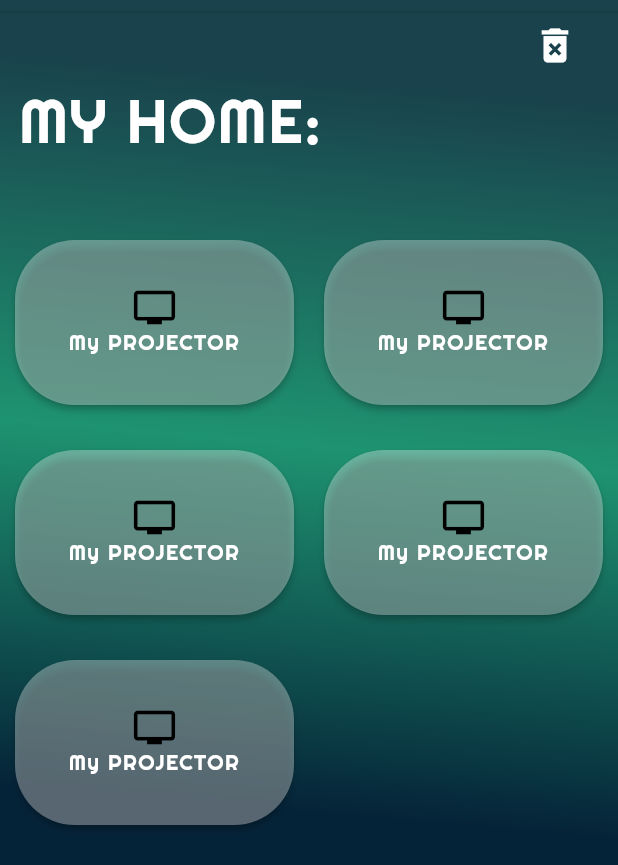
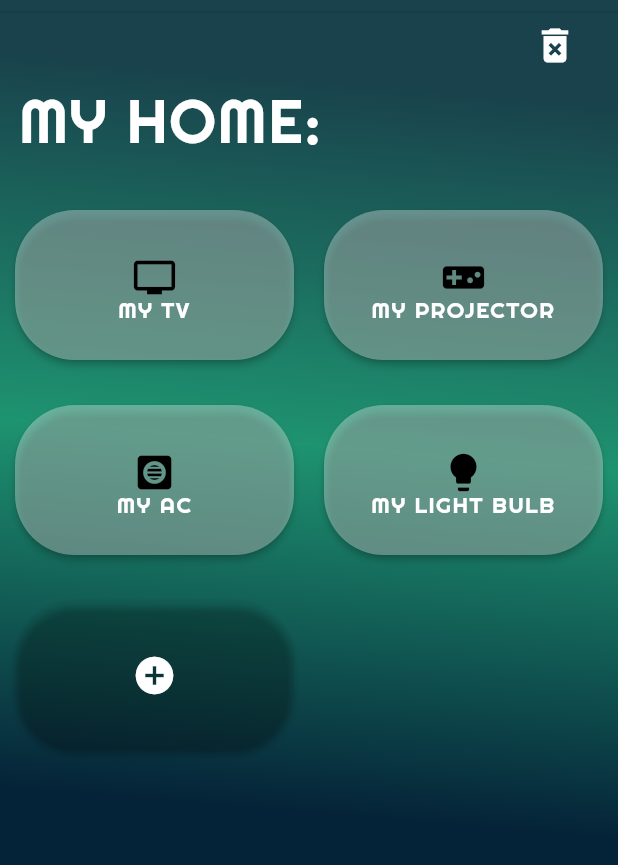
Before and after one commit to c3qiu/remote-overworked, a Flutter app: the screen it shows after launch, on a phone screen of 412 x 824 dp. Shown: the top 865 px of the screen. Run offline on Flutter 3.47's test engine with Material 2 defaults, Android fonts, the phone set to English and light mode, and no system bars; our stand-ins replace get.

Commit message:
file update

```diff
--- a/App/lib/page/home.dart
+++ b/App/lib/page/home.dart
@@ -2,10 +2,13 @@
 // import 'package:flutter/cupertino.dart';
 import 'package:flutter/material.dart';
 import 'package:get/get.dart';
-import 'package:flutter/services.dart';
+import 'dart:developer';
 import '../device/device.dart';
-import 'package:get/get.dart';
 import 'controller.dart';
+import 'add_device1.dart';
+
+int index = 0;
+int c = 0;
 
 class HomeView extends StatelessWidget {
   const HomeView({Key? key}) : super(key: key);
@@ -61,10 +64,11 @@ class HomeView extends StatelessWidget {
             // Device list
             Padding(
               // padding: EdgeInsets.all(10),
-              padding: EdgeInsets.symmetric(vertical: 160.0, horizontal: 10.0),
+              padding: const EdgeInsets.only(top: 140.0, bottom: 40.0, left: 10.0, right: 10.0),
               child: ListView(
                 children: <Widget>[
                   GridView.builder(
+                    primary: true,
                     physics: NeverScrollableScrollPhysics(),
                     shrinkWrap: true,
                     scrollDirection: Axis.vertical,
@@ -72,45 +76,13 @@ class HomeView extends StatelessWidget {
                       crossAxisCount: 2,
                       crossAxisSpacing: 20.0,
                       mainAxisSpacing: 30.0,
-                      mainAxisExtent: 110,
+                      mainAxisExtent: 100,
                       childAspectRatio: 3/4,
                     ),
-                    itemCount: 5,
+                    itemCount: _ItemCount() + 1,
                     itemBuilder: (context, index) {
-                      return ElevatedButton(
-                        onPressed: ()  => Get.to(Controller()),
-                        child: Column(
-                          children: <Widget> [
-                            Container(
-                              alignment: Alignment.center,
-                              height: 90.0,
-                              child:Icon(
-                                Icons.tv,
-                                color: Colors.black,
-                                size: 30.0,
-                              ),
-                            ),
-                            Text(
-                              'My PROJECTOR',
-                              style: TextStyle(
-                                height: -1.5,
-                                fontFamily: 'Righteous',
-                                fontSize: 14.0,
-                                fontWeight: FontWeight.normal,
-                                letterSpacing: 1.0,
-                                color: Color.fromRGBO(255, 255, 255, 1),
-                              ),
-                              textAlign: TextAlign.center,
-                            ),
-                          ],
-                        ),
-                        style: ElevatedButton.styleFrom(
-                          shape: RoundedRectangleBorder(
-                            borderRadius: BorderRadius.circular(40.0),
-                          ),
-                          primary: Color.fromRGBO(255, 255, 255, 0.33),
-                        ),
-                      );
+                      c++;
+                      return _ButtonBuilder();
                     },
                   ),
                 ],
@@ -122,6 +94,149 @@ class HomeView extends StatelessWidget {
       ),
     );
   }
+}
+
+List<String> type = ['TV','PROJECTOR','AC','LIGHT BULB'];
+String data = '';
+int count = 0;
+
+int _ItemCount(){
+  count = type.length;
+  return count;
+}
+
+String _Type(){
+  String t = '';
+  log('$type');
+  index = index % (count);
+  //log('$index');
+  if(type[index] == 'TV'){
+    t = 'TV';
+  }
+  else if(type[index] == 'AC'){
+    t = 'AC';
+  }
+  else if(type[index] == 'PROJECTOR'){
+    t = 'PROJECTOR';
+  }
+  else if(type[index] == 'LIGHT BULB'){
+    t = 'LIGHT BULB';
+  }
+  index = index + 1;
+  // data = t;
+  return t;
+}
+
+Icon _icon(){
+  if(data == 'TV'){
+    return Icon(
+      Icons.tv,
+      color: Colors.black,
+      size: 30.0,
+    );
+  }
+  else if(data == 'PROJECTOR'){
+    return Icon(
+      Icons.videogame_asset,
+      color: Colors.black,
+      size: 30.0,
+    );
+  }
+  else if(data == 'LIGHT BULB'){
+    return Icon(
+      Icons.lightbulb,
+      color: Colors.black,
+      size: 30.0,
+    );
+  }
+  else if(data == 'AC'){
+    return Icon(
+      Icons.hvac,
+      color: Colors.black,
+      size: 30.0,
+    );
+  }
+  else{
+    return Icon(
+      Icons.add,
+      color: Colors.black,
+      size: 30.0,
+    );
+  }
+
+}
+
+Container _container(){
+  return Container(
+    alignment: Alignment.center,
+    height: 90.0,
+    child:_icon(),
+  );
+}
+
+Text _textinfo(){
+  return Text(
+    'MY ' + data,
+    style: TextStyle(
+      height: -1.5,
+      fontFamily: 'Righteous',
+      fontSize: 15.0,
+      fontWeight: FontWeight.normal,
+      letterSpacing: 1.0,
+      color: Color.fromRGBO(255, 255, 255, 1),
+    ),
+    textAlign: TextAlign.center,
+  );
+}
+
+Column _DeviceListBuilder(){
+  data = _Type();
+  final children = <Widget>[];
+  children.add(_container());
+  children.add(_textinfo());
+  return Column(
+    children: children,
+  );
+}
+int n = 1;
+ElevatedButton _ButtonBuilder(){
+  log('c: $c');
+  if(c == n*(_ItemCount() + 1)){
+    log('Here c: $c');
+    n = n + 1;
+    return ElevatedButton(
+      onPressed: ()  => Get.to(Add_Device_1()),
+      child: Center(
+        child: Icon(
+          Icons.add_circle,
+          color: Colors.white,
+          size: 30.0,
+        ),
+        ),
+      style: ElevatedButton.styleFrom(
+        shape: RoundedRectangleBorder(
+          borderRadius: BorderRadius.circular(40.0),
+        ),
+        primary: Color.fromRGBO(255, 255, 255, 0.00),
+      ),
+    );
+  }
+  else{
+    return ElevatedButton(
+      onPressed: ()  => Get.to(Controller()),
+      child: Center(
+        child: _DeviceListBuilder(),
+
+      ),
+      style: ElevatedButton.styleFrom(
+        shape: RoundedRectangleBorder(
+          borderRadius: BorderRadius.circular(40.0),
+        ),
+        primary: Color.fromRGBO(255, 255, 255, 0.33),
+      ),
+    );
+  }
+
 }
 
 //        ),
```
